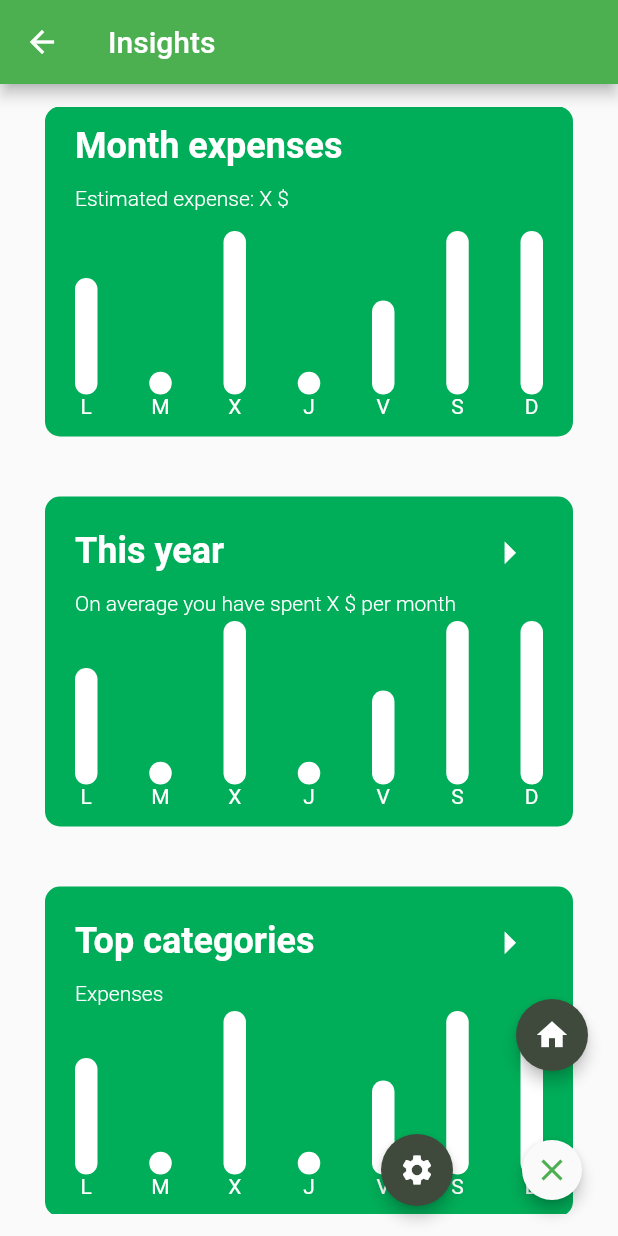
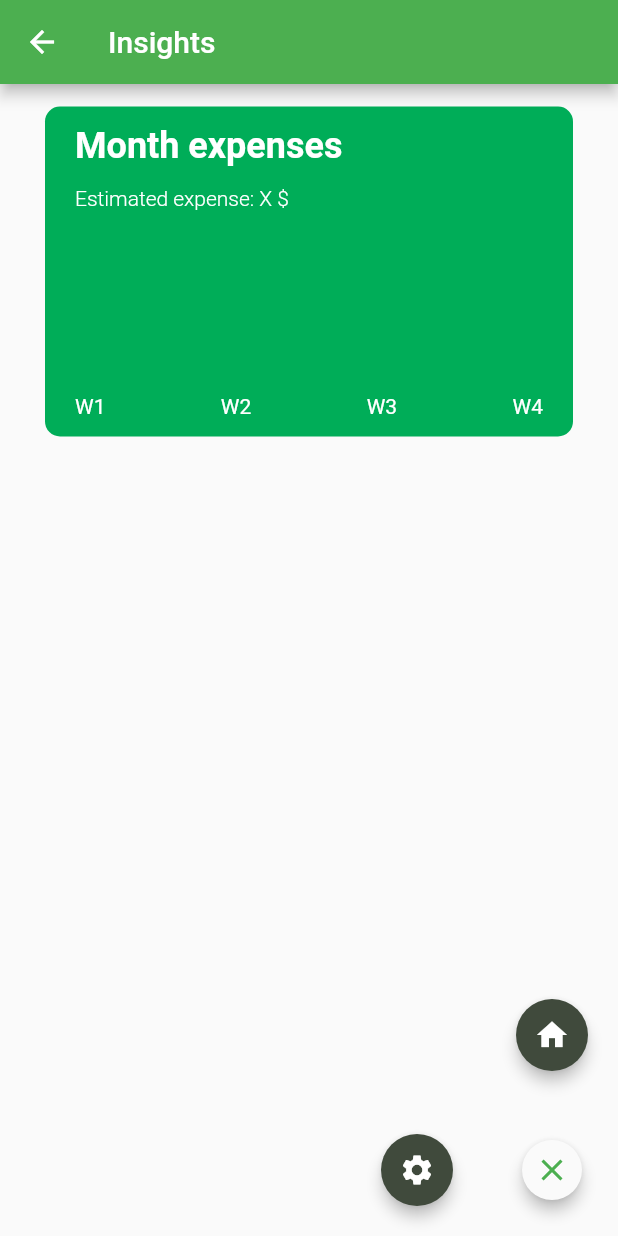
Before and after one commit to Denismr7/spending_planner, a Flutter app: the InsightsScreen screen opened by its route, after a tap on the "close" icon, on a phone screen of 412 x 824 dp. Run offline on Flutter 3.47's test engine with Material 2 defaults, Android fonts, the phone set to English and light mode, and no system bars; our stand-ins replace cloud_firestore, firebase_auth, firebase_core; accounts and stored records are empty.

Commit message:
Month expenses charts

```diff
--- a/lib/helpers/transactions.dart
+++ b/lib/helpers/transactions.dart
@@ -5,17 +5,32 @@ import '../models/transaction.dart' as m;
 
 class TransactionsHelper {
   static Future<List<m.Transaction>> searchUserTransactions(
-      String userId, int limit) async {
+      {required String userId,
+      int? limit,
+      DateTime? from,
+      DateTime? to}) async {
     FirebaseFirestore firestore = FirebaseFirestore.instance;
 
     try {
       // Fetch de collection
-      final collection = await firestore
+      var query = firestore
           .collection('transactions')
           .where('userId', isEqualTo: userId)
-          .orderBy('date', descending: true)
-          .limit(limit)
-          .get();
+          .orderBy('date', descending: true);
+
+      if (limit != null) {
+        query = query.limit(limit);
+      }
+      if (from != null) {
+        query = query.where('date',
+            isGreaterThanOrEqualTo: Timestamp.fromDate(from));
+      }
+      if (to != null) {
+        query =
+            query.where('date', isLessThanOrEqualTo: Timestamp.fromDate(to));
+      }
+
+      var collection = await query.get();
 
       // Transform into a list of transactions
       List<m.Transaction> transactions = [];
--- a/lib/screens/overview.dart
+++ b/lib/screens/overview.dart
@@ -38,7 +38,8 @@ class _OverviewScreenState extends State<OverviewScreen> {
 
   Future<List<Transaction>> _getTransactions(String userId, int limit,
       [bool update = false]) async {
-    final data = await TransactionsHelper.searchUserTransactions(userId, limit);
+    final data = await TransactionsHelper.searchUserTransactions(
+        userId: userId, limit: limit);
     _fetchedTransactions = data;
     if (update) {
       setState(() {});
--- a/lib/widgets/bar_chart_card.dart
+++ b/lib/widgets/bar_chart_card.dart
@@ -22,6 +22,15 @@ class BarChartCard extends StatelessWidget {
     return double.parse(heightFactor.toStringAsFixed(2));
   }
 
+  List<Widget> _buildChartBars() {
+    List<Widget> bars = [];
+    data.forEach((e) {
+      var heightFactor = calculateHeightFactor(e.value);
+      bars.add(BarInsightCard(heightFactor: heightFactor, label: e.label));
+    });
+    return bars;
+  }
+
   @override
   Widget build(BuildContext context) {
     return SizedBox(
@@ -30,15 +39,7 @@ class BarChartCard extends StatelessWidget {
       child: Row(
         mainAxisAlignment: MainAxisAlignment.spaceBetween,
         crossAxisAlignment: CrossAxisAlignment.end,
-        children: [
-          ...data
-              .map(
-                (e) => BarInsightCard(
-                    heightFactor: calculateHeightFactor(e.value),
-                    label: e.label),
-              )
-              .toList()
-        ],
+        children: _buildChartBars(),
       ),
     );
   }
--- a/lib/widgets/bar_insight_card.dart
+++ b/lib/widgets/bar_insight_card.dart
@@ -12,11 +12,12 @@ class BarInsightCard extends StatelessWidget {
 
   @override
   Widget build(BuildContext context) {
-    return FractionallySizedBox(
-      heightFactor: heightFactor,
-      child: Column(
+    return Column(
       children: [
         Expanded(
+          child: FractionallySizedBox(
+            heightFactor: heightFactor,
+            alignment: Alignment.bottomLeft,
             child: Container(
               width: 15,
               decoration: BoxDecoration(
@@ -28,6 +29,7 @@ class BarInsightCard extends StatelessWidget {
               child: null,
             ),
           ),
+        ),
         Text(
           label,
           style: TextStyle(
@@ -35,7 +37,6 @@ class BarInsightCard extends StatelessWidget {
           ),
         )
       ],
-      ),
     );
   }
 }
--- a/lib/widgets/insight_card.dart
+++ b/lib/widgets/insight_card.dart
@@ -1,29 +1,20 @@
 import 'package:flutter/material.dart';
 import 'package:spending_planner/models/bar_chart_insights_data.dart';
 import 'package:spending_planner/widgets/bar_chart_card.dart';
-
-List<BarChartInsightsData> mockData = [
-  BarChartInsightsData(label: 'L', value: 30),
-  BarChartInsightsData(label: 'M', value: 10),
-  BarChartInsightsData(label: 'X', value: 40),
-  BarChartInsightsData(label: 'J', value: 10),
-  BarChartInsightsData(label: 'V', value: 25),
-  BarChartInsightsData(label: 'S', value: 40),
-  BarChartInsightsData(label: 'D', value: 40),
-];
 
 class InsightCard extends StatelessWidget {
   const InsightCard({
     Key? key,
     required this.title,
     required this.isExpandable,
+    required this.chartData,
     this.subtitle,
   }) : super(key: key);
 
   final String title;
   final String? subtitle;
   final bool isExpandable;
-  // TODO: Include chart-related data
+  final List<BarChartInsightsData> chartData;
 
   @override
   Widget build(BuildContext context) {
@@ -76,7 +67,9 @@ class InsightCard extends StatelessWidget {
                 ),
               ),
             Container(
-                width: double.infinity, child: BarChartCard(data: mockData)),
+              width: double.infinity,
+              child: BarChartCard(data: chartData),
+            ),
           ],
         ),
       ),
--- a/lib/widgets/insights_list.dart
+++ b/lib/widgets/insights_list.dart
@@ -1,9 +1,106 @@
+import 'package:firebase_auth/firebase_auth.dart';
 import 'package:flutter/material.dart';
+import 'package:spending_planner/helpers/transactions.dart';
+import 'package:spending_planner/models/bar_chart_insights_data.dart';
+import 'package:spending_planner/models/category.dart';
+import 'package:spending_planner/models/transaction.dart';
 
 import 'insight_card.dart';
 
-class InsightsList extends StatelessWidget {
+class InsightsList extends StatefulWidget {
   const InsightsList();
+
+  @override
+  _InsightsListState createState() => _InsightsListState();
+}
+
+class _InsightsListState extends State<InsightsList> {
+  List<BarChartInsightsData> _currentMonthSpending = [];
+  List<BarChartInsightsData> _yearSpending = [];
+  List<BarChartInsightsData> _categoriesSpending = [];
+  List<Transaction> _yearTransactions = [];
+  var _currentDate = DateTime.now();
+
+  Future<void> _fetchYearTransactions() async {
+    var user = FirebaseAuth.instance;
+    var transactions = await TransactionsHelper.searchUserTransactions(
+      userId: user.currentUser!.uid,
+      from: DateTime(_currentDate.year),
+      to: _currentDate,
+    );
+
+    _yearTransactions = transactions.reversed.toList();
+  }
+
+  void _calculateMonthSpending() {
+    var monthTransactions = _yearTransactions
+        .where((element) =>
+            element.date.month == _currentDate.month &&
+            element.categoryType == CategoryType.Expenses)
+        .toList();
+    Map<String, double> valuesInWeeks =
+        _splitMonthInWeeksWithAmounts(monthTransactions);
+
+    // Transform map
+    valuesInWeeks.forEach((key, value) {
+      _currentMonthSpending.add(BarChartInsightsData(label: key, value: value));
+    });
+  }
+
+  Map<String, double> _splitMonthInWeeksWithAmounts(
+      List<Transaction> monthTransactions) {
+    // Initialize values
+    Map<String, double> valuesInWeeks = {};
+    var weekNumber = 1;
+    double weekValue = 0;
+    var weekStartsAt = DateTime(_currentDate.year, _currentDate.month).weekday;
+
+    // Loop through all days of the month
+    for (DateTime indexDay = DateTime(_currentDate.year, _currentDate.month, 1);
+        indexDay.month == _currentDate.month;
+        indexDay = indexDay.add(Duration(days: 1))) {
+      if (indexDay.weekday == weekStartsAt && indexDay.day > 1) {
+        // Save previous week
+        print('Saving week W$weekNumber with value $weekValue');
+        valuesInWeeks['W$weekNumber'] = weekValue;
+
+        // Start a new week
+        weekNumber++;
+        weekValue = 0;
+
+        // Find transactions in the current day and sum the amount to the current week
+        monthTransactions
+            .where((element) => element.date.day == indexDay.day)
+            .forEach((element) => weekValue += element.amount);
+      } else {
+        // Find transactions in the current day and sum the amount to the current week
+        monthTransactions
+            .where((element) => element.date.day == indexDay.day)
+            .forEach((element) => weekValue += element.amount);
+      }
+    }
+    // Month remaining days goes to the last week created
+    if (!valuesInWeeks.containsKey('W$weekNumber')) {
+      weekNumber--;
+      print('Adding $weekValue \$ to the previous week W$weekNumber');
+      valuesInWeeks['W$weekNumber'] =
+          valuesInWeeks['W$weekNumber'] ?? 0 + weekValue;
+    }
+
+    // Return completed map
+    return valuesInWeeks;
+  }
+
+  @override
+  void initState() {
+    super.initState();
+    _fetchYearTransactions().then((_) {
+      _calculateMonthSpending();
+
+      // Reload widget once finished
+      setState(() {});
+    });
+  }
 
   @override
   Widget build(BuildContext context) {
@@ -15,17 +112,18 @@ class InsightsList extends StatelessWidget {
             title: 'Month expenses',
             subtitle: 'Estimated expense: X \$',
             isExpandable: false,
+            chartData: _currentMonthSpending,
           ),
-          InsightCard(
-            title: 'This year',
-            subtitle: 'On average you have spent X \$ per month',
-            isExpandable: true,
-          ),
-          InsightCard(
-            title: 'Top categories',
-            subtitle: 'Expenses',
-            isExpandable: true,
-          ),
+          // InsightCard(
+          //   title: 'This year',
+          //   subtitle: 'On average you have spent X \$ per month',
+          //   isExpandable: true,
+          // ),
+          // InsightCard(
+          //   title: 'Top categories',
+          //   subtitle: 'Expenses',
+          //   isExpandable: true,
+          // ),
         ],
       ),
     );
```
Lines whose indentation alone changed are shown as unchanged.
